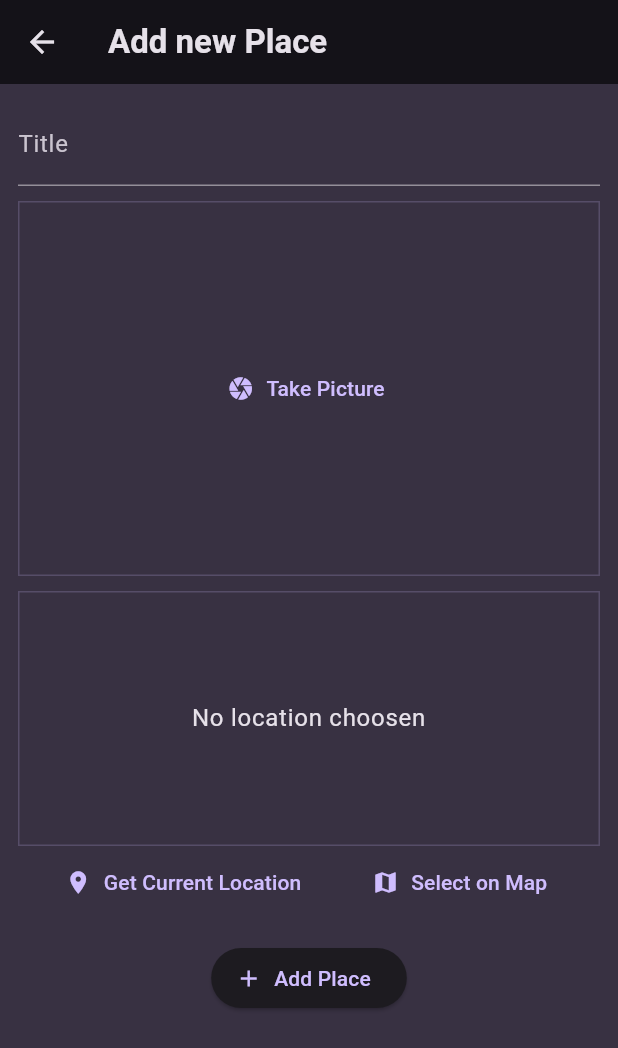
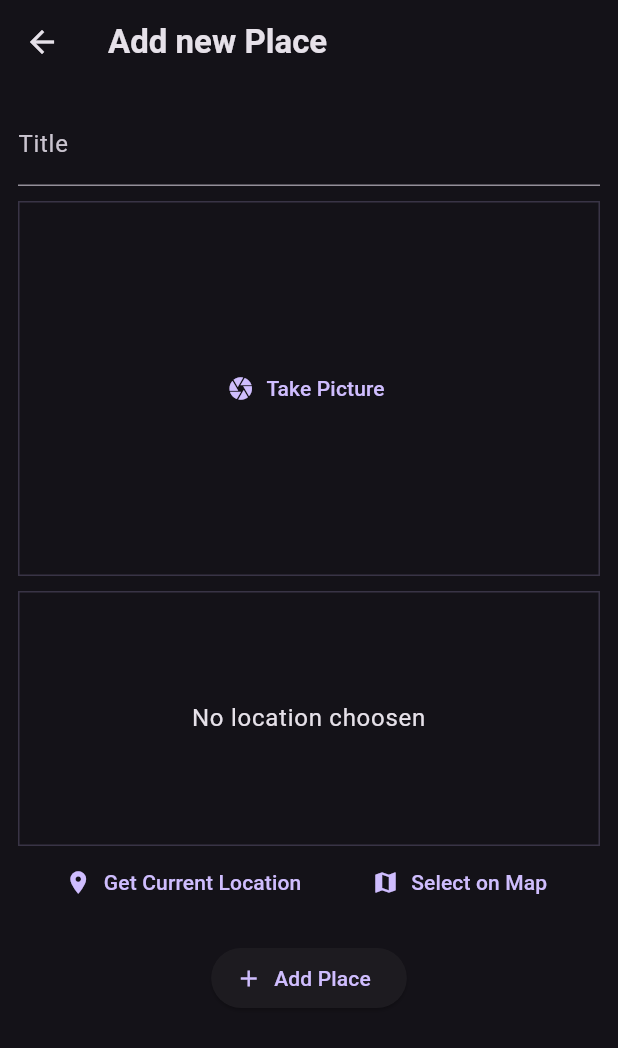
Before and after one commit to Rashmin47/favorite_places, a Flutter app: the screen it shows after launch, after a tap on the "add" icon, on a phone screen of 412 x 824 dp. Shown: the top 1048 px of the screen. Run offline on Flutter 3.47's test engine with Material 3 defaults, Android fonts, the phone set to English and light mode, and no system bars; our stand-ins replace flutter_riverpod, google_fonts, image_picker, location, sqflite; accounts and stored records are empty.

Commit message:
completed phase one

```diff
--- a/lib/main.dart
+++ b/lib/main.dart
@@ -11,8 +11,7 @@ final colorScheme = ColorScheme.fromSeed(
 );
 
 final theme = ThemeData().copyWith(
-  useMaterial3: true,
-  scaffoldBackgroundColor: colorScheme.background,
+  scaffoldBackgroundColor: colorScheme.surface,
   colorScheme: colorScheme,
   textTheme: GoogleFonts.ubuntuCondensedTextTheme().copyWith(
     titleSmall: GoogleFonts.ubuntuCondensed(
@@ -34,7 +33,7 @@ void main() {
 }
 
 class MyApp extends StatelessWidget {
-  const MyApp({Key? key}) : super(key: key);
+  const MyApp({super.key});
 
   @override
   Widget build(BuildContext context) {
--- a/lib/screens/add_place.dart
+++ b/lib/screens/add_place.dart
@@ -46,7 +46,7 @@ class _AddPlaceScreenState extends ConsumerState<AddPlaceScreen> {
               decoration: const InputDecoration(label: Text('Title')),
               controller: _titleController,
               style: TextStyle(
-                color: Theme.of(context).colorScheme.onBackground,
+                color: Theme.of(context).colorScheme.onSurface,
               ),
             ),
             const SizedBox(height: 10),
--- a/lib/widgets/location_input.dart
+++ b/lib/widgets/location_input.dart
@@ -49,7 +49,7 @@ class _LocationInputState extends State<LocationInput> {
       'No location choosen',
       textAlign: TextAlign.center,
       style: Theme.of(context).textTheme.bodyLarge!.copyWith(
-        color: Theme.of(context).colorScheme.onBackground,
+        color: Theme.of(context).colorScheme.onSurface,
       ),
     );
     if(_isGettingLocation){
--- a/lib/widgets/places_list.dart
+++ b/lib/widgets/places_list.dart
@@ -11,7 +11,7 @@ class PlacesList extends StatelessWidget {
   Widget build(BuildContext context) {
     if (places.isEmpty) {
       return  Center(child: Text('No places added yet', style: Theme.of(context).textTheme.bodyLarge!.copyWith(
-        color: Theme.of(context).colorScheme.onBackground,))
+        color: Theme.of(context).colorScheme.onSurface,))
       );
     }
     return ListView.builder(
@@ -24,7 +24,7 @@ class PlacesList extends StatelessWidget {
         title: Text(
           places[index].title,
           style: Theme.of(context).textTheme.titleMedium!.copyWith(
-            color: Theme.of(context).colorScheme.onBackground,
+            color: Theme.of(context).colorScheme.onSurface,
           ),
         ),
         onTap: () {
```
